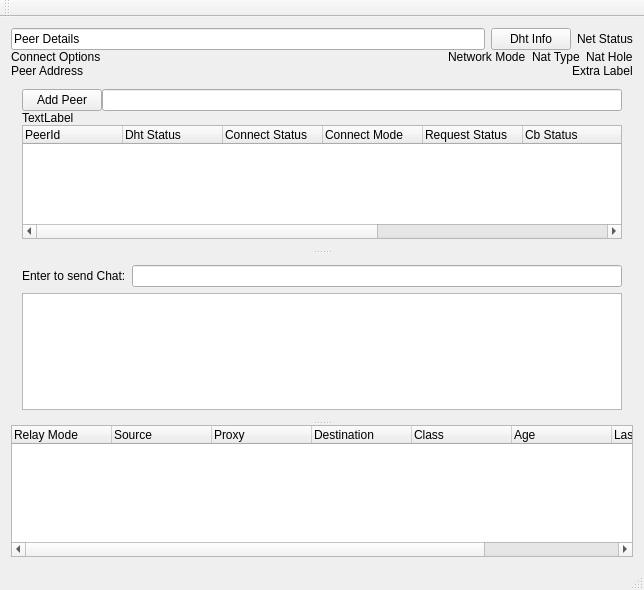
Before: the Qt Designer form PeerNetQt/src/mainwindow.ui in RetroShare/RetroShare, drawn with Qt 5.
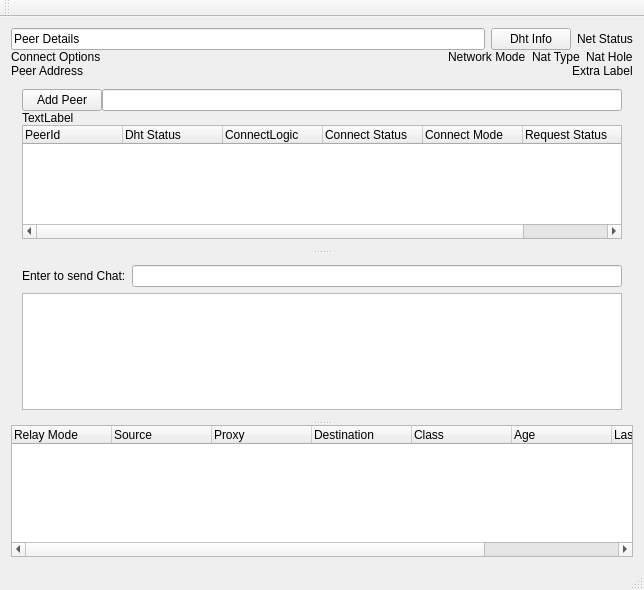
After: the same form once the commit is applied.

Commit message: Bugfixes and testing of ConnectionLogic.  * Added Proxy UdpStack Restrictions for use with testing script.  * Added ConnectionLogic (ConnectStateBox) to each Peer.  * Wired in Connection Logic... Ask it what type of connection to make, feedback on errors.  * Moved ConnectionRequest Stop/Restart to Actions (Mutex Deadlock Bug).  * Added Display of ConnectionLogic to GUI.  * Expect there will be other bugs, etc but hard to find at the moment.

The edit to the form file:
```diff
--- a/PeerNetQt/src/mainwindow.ui
+++ b/PeerNetQt/src/mainwindow.ui
@@ -160,6 +160,11 @@
             <string>Dht Status</string>
            </property>
           </column>
+          <column>
+           <property name="text">
+            <string>ConnectLogic</string>
+           </property>
+          </column>
           <column>
            <property name="text">
             <string>Connect Status</string>
@@ -180,26 +185,6 @@
             <string>Cb Status</string>
            </property>
           </column>
-          <column>
-           <property name="text">
-            <string>Cb Mode</string>
-           </property>
-          </column>
-          <column>
-           <property name="text">
-            <string>Cb Address</string>
-           </property>
-          </column>
-          <column>
-           <property name="text">
-            <string>Dht Address</string>
-           </property>
-          </column>
-          <column>
-           <property name="text">
-            <string>Dht Update</string>
-           </property>
-          </column>
          </widget>
         </item>
        </layout>
```
The commit also changes 10 other files.
